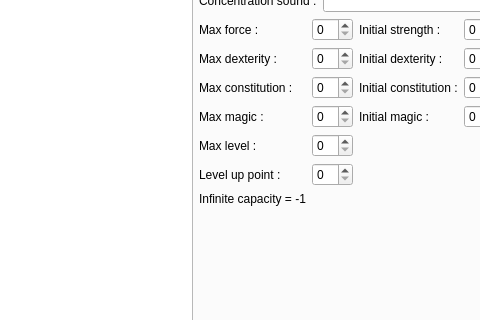
This is src/mainwindow.ui in dummymeuporg/dummyeditor as Qt 5 draws it before an edit; both pictures show x 131 to 611 and y 214 to 534 of the 874 by 644 pixel window. The edited form follows.
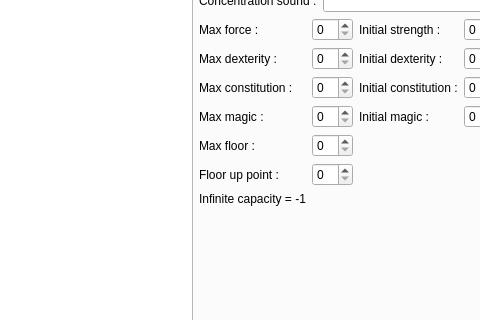
This is the edited form. The open tabs and pages were chosen to show the change. Icons and pictures are not drawn. Custom widgets are drawn as their Qt base class.

Commit message: Refactored all "level" notions to "floor"

Patch:
```diff
--- a/src/mainwindow.ui
+++ b/src/mainwindow.ui
@@ -227,14 +227,14 @@
               <item row="4" column="0">
                <widget class="QLabel" name="label_5">
                 <property name="text">
-                 <string>Max level :</string>
+                 <string>Max floor :</string>
                 </property>
                </widget>
               </item>
               <item row="5" column="0">
                <widget class="QLabel" name="label_6">
                 <property name="text">
-                 <string>Level up point :</string>
+                 <string>Floor up point :</string>
                 </property>
                </widget>
               </item>
```
Left out of the diff: 8 changed lines with no effect on the pictures. The commit also changes 24 other files.
